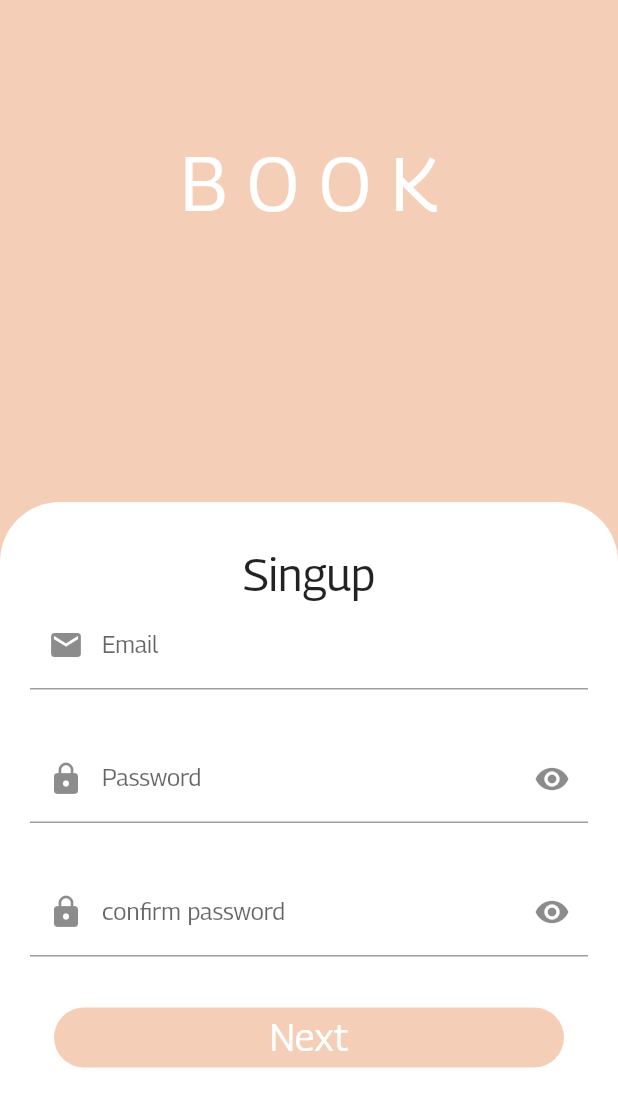
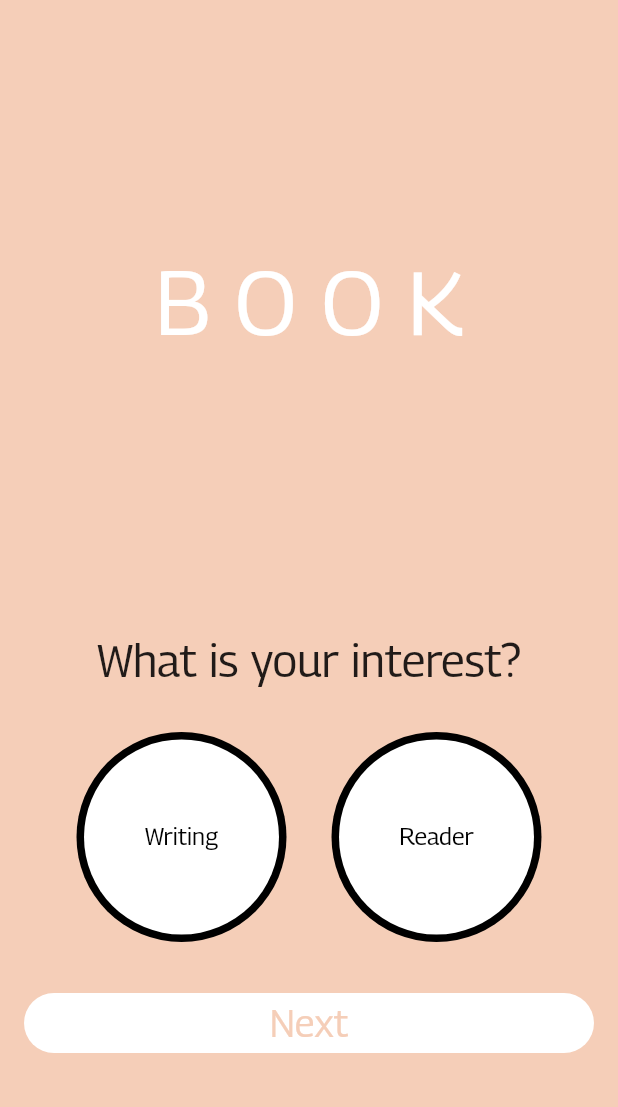
Before and after one commit to hassan-thabet/books_app, a Flutter app: the Singup screen opened directly, after a tap on "Next", on a phone screen of 412 x 824 dp. Shown: the top 1107 px of the screen. Run offline on Flutter 3.47's test engine with Material 2 defaults, Android fonts, the phone set to English and light mode, and no system bars; our stand-ins replace flutter_svg; network calls fail.

```diff
--- /dev/null
+++ b/lib/views/interests.dart
@@ -0,0 +1,113 @@
+import 'package:content/constants/app_colors.dart';
+import 'package:content/views/name.dart';
+import 'package:flutter/material.dart';
+
+class Interests extends StatefulWidget {
+  @override
+  _InterestsState createState() => _InterestsState();
+}
+
+class _InterestsState extends State<Interests> {
+  @override
+  Widget build(BuildContext context) {
+    return Scaffold(
+      backgroundColor: APP_MAIN_COLOR,
+      body: Column(
+        crossAxisAlignment: CrossAxisAlignment.center,
+        mainAxisAlignment: MainAxisAlignment.center,
+        children: [
+          Expanded(
+            child: Center(
+              child: Text(
+                'B O O K',
+                style: TextStyle(
+                    fontSize: 60,
+                    color: Colors.white,
+                    fontWeight: FontWeight.w500),
+              ),
+            ),
+          ),
+          SizedBox(
+            height: 20,
+          ),
+          Expanded(
+            child: Column(
+              children: [
+                Text(
+                  'What is your interest?',
+                  style: TextStyle(fontSize: 30),
+                ),
+                SizedBox(
+                  height: 30,
+                ),
+                Row(
+                  mainAxisAlignment: MainAxisAlignment.center,
+                  children: [
+                    Stack(
+                      alignment: AlignmentDirectional.center,
+                      children: [
+                        CircleAvatar(
+                          backgroundColor: Colors.black,
+                          radius: 70,
+                        ),
+                        CircleAvatar(
+                          child: Text(
+                            'Writing',
+                            style: TextStyle(color: Colors.black),
+                          ),
+                          backgroundColor: Colors.white,
+                          radius: 65,
+                        ),
+                      ],
+                    ),
+                    SizedBox(
+                      width: 30,
+                    ),
+                    Stack(
+                      alignment: AlignmentDirectional.center,
+                      children: [
+                        CircleAvatar(
+                          backgroundColor: Colors.black,
+                          radius: 70,
+                        ),
+                        CircleAvatar(
+                          child: Text(
+                            'Reader',
+                            style: TextStyle(color: Colors.black),
+                          ),
+                          backgroundColor: Colors.white,
+                          radius: 65,
+                        ),
+                      ],
+                    ),
+                  ],
+                ),
+                SizedBox(
+                  height: 30,
+                ),
+                MaterialButton(
+                  onPressed: () {
+                    Navigator.push(context,
+                        MaterialPageRoute(builder: (context) => Name()));
+                  },
+                  child: Container(
+                    height: 40,
+                    width: double.infinity,
+                    decoration: BoxDecoration(
+                        borderRadius: BorderRadius.circular(20),
+                        color: Colors.white),
+                    child: Center(
+                        child: Text(
+                      'Next',
+                      style: TextStyle(fontSize: 25, color: APP_MAIN_COLOR),
+                    )),
+                  ),
+                ),
+              ],
+            ),
+          ),
+        ],
+      ),
+    );
+  }
+}
--- a/lib/views/singup.dart
+++ b/lib/views/singup.dart
@@ -1,6 +1,8 @@
 import 'package:content/constants/app_colors.dart';
 import 'package:flutter/material.dart';
 import 'package:flutter/widgets.dart';
+
+import 'interests.dart';
 
 class Singup extends StatefulWidget {
   @override
@@ -26,7 +28,10 @@ class _SingupState extends State<Singup> {
             child: Center(
               child: Text(
                 'B O O K',
-                style: TextStyle(fontSize: 50, color: Colors.white),
+                style: TextStyle(
+                    fontSize: 60,
+                    color: Colors.white,
+                    fontWeight: FontWeight.w500),
               ),
             ),
           ),
@@ -102,7 +107,12 @@ class _SingupState extends State<Singup> {
                         height: 30,
                       ),
                       MaterialButton(
-                        onPressed: () {},
+                        onPressed: () {
+                          Navigator.push(
+                              context,
+                              MaterialPageRoute(
+                                  builder: (context) => Interests()));
+                        },
                         child: Container(
                           height: 40,
                           width: double.infinity,
```
Also changed, not shown: lib/views/login.dart (+5 -2 lines), lib/views/name.dart (added, +94 -0 lines), lib/views/splash.dart (+6 -5 lines).
